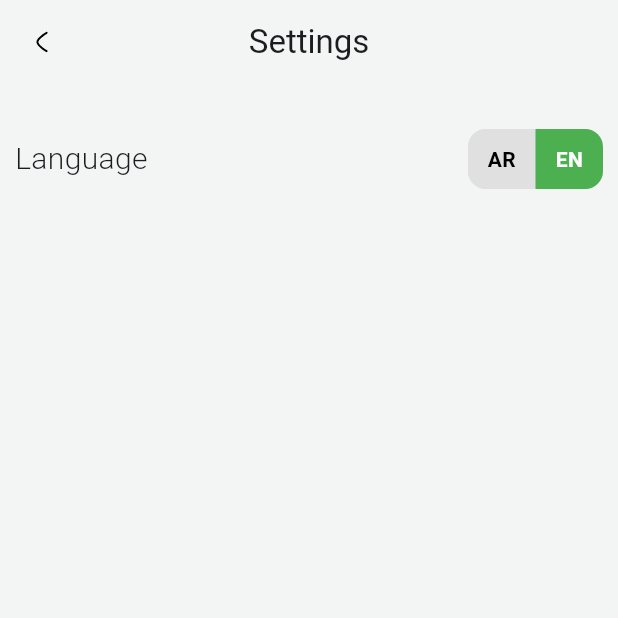
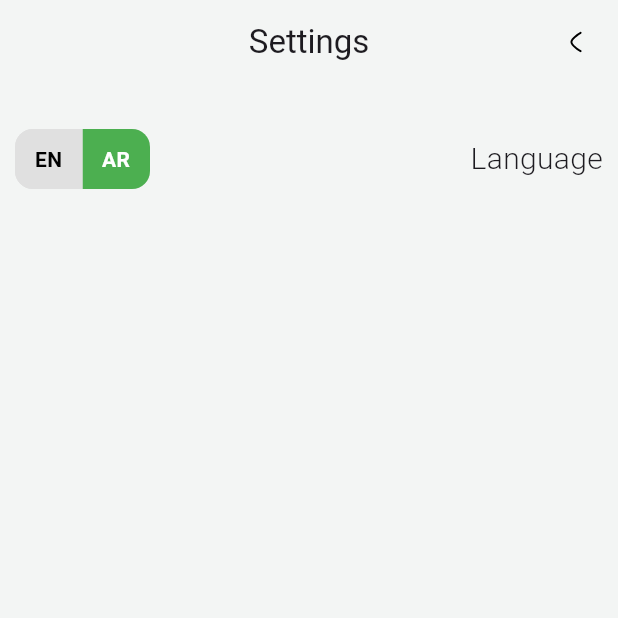
Before and after one commit to mhaz10/Todo_Nti, a Flutter app: the Settings screen opened directly, after a tap on "AR", on a phone screen of 412 x 824 dp, the top half of it. Run offline on Flutter 3.47's test engine with Material 3 defaults, Android fonts, the phone set to English and light mode, and no system bars; our stand-ins replace bloc, dartz, dio, flutter_bloc, flutter_svg, fluttertoast and 5 more; accounts and stored records are empty; network calls fail.

Commit message:
edit and refactor project

```diff
--- a/lib/core/translation/translation_helper.dart
+++ b/lib/core/translation/translation_helper.dart
@@ -7,6 +7,11 @@ import '../cache/cache_data.dart';
 import '../cache/cache_keys.dart';
 import 'ar.dart';
 import 'en.dart';
+
+enum AppLanguage {
+  arabic,
+  english,
+}
 
 class TranslationHelper implements Translations {
   @override
@@ -39,22 +44,26 @@ class TranslationHelper implements Translations {
     }
   }
 
-  static changeLanguage(bool isAr)async
+  static changeLanguage(AppLanguage language) async
   {
-    if(isAr)
-    {
-      await CacheHelper.saveData(
-          key: CacheKeys.langKey, value: CacheKeys.keyAR);
-      await Get.updateLocale(TranslationKeys.localeAR);
-      CacheData.lang = CacheKeys.keyAR;
+    switch (language) {
+      case AppLanguage.arabic:
+        await CacheHelper.saveData(
+          key: CacheKeys.langKey,
+          value: CacheKeys.keyAR,
+        );
+        await Get.updateLocale(TranslationKeys.localeAR);
+        CacheData.lang = CacheKeys.keyAR;
+        break;
+
+      case AppLanguage.english:
+        await CacheHelper.saveData(
+          key: CacheKeys.langKey,
+          value: CacheKeys.keyEN,
+        );
+        await Get.updateLocale(TranslationKeys.localeEN);
+        CacheData.lang = CacheKeys.keyEN;
+        break;
     }
-    else
-    {
-      await CacheHelper.saveData(
-          key: CacheKeys.langKey, value: CacheKeys.keyEN);
-      await Get.updateLocale(TranslationKeys.localeEN);
-      CacheData.lang = CacheKeys.keyEN;
-    }
-
   }
 }
--- a/lib/features/profile/presentation/views/widgets/language_toggle.dart
+++ b/lib/features/profile/presentation/views/widgets/language_toggle.dart
@@ -16,11 +16,7 @@ class _LanguageToggleState extends State<LanguageToggle> {
 
   @override
   Widget build(BuildContext context) {
-    return GestureDetector(
-      onTap: () {
-        TranslationHelper.changeLanguage(!isEnglish);
-      },
-      child: Container(
+    return Container(
       width: 90,
       height: 40,
       decoration: BoxDecoration(
@@ -35,13 +31,14 @@ class _LanguageToggleState extends State<LanguageToggle> {
                 setState(() {
                   isEnglish = false;
                 });
+                TranslationHelper.changeLanguage(AppLanguage.arabic);
               },
               child: Container(
                 decoration: BoxDecoration(
                   color: isEnglish ? Colors.grey[300] : Colors.green,
-                    borderRadius: BorderRadius.only(
-                      topLeft: Radius.circular(12),
-                      bottomLeft: Radius.circular(12),
+                  borderRadius: BorderRadiusDirectional.only(
+                    topStart: Radius.circular(12),
+                    bottomStart: Radius.circular(12),
                   ),
                 ),
                 alignment: Alignment.center,
@@ -61,13 +58,14 @@ class _LanguageToggleState extends State<LanguageToggle> {
                 setState(() {
                   isEnglish = true;
                 });
+                TranslationHelper.changeLanguage(AppLanguage.english);
               },
               child: Container(
                 decoration: BoxDecoration(
                   color: isEnglish ? Colors.green : Colors.grey[300],
-                    borderRadius: BorderRadius.only(
-                      topRight: Radius.circular(12),
-                      bottomRight: Radius.circular(12),
+                  borderRadius: BorderRadiusDirectional.only(
+                    topEnd: Radius.circular(12),
+                    bottomEnd: Radius.circular(12),
                   ),
                 ),
                 alignment: Alignment.center,
@@ -83,7 +81,6 @@ class _LanguageToggleState extends State<LanguageToggle> {
           ),
         ],
       ),
-      ),
     );
   }
 }
```
Also changed, not shown: lib/features/profile/presentation/views/widgets/change_password.dart (+12 -8 lines). Lines whose indentation alone changed are shown as unchanged.
